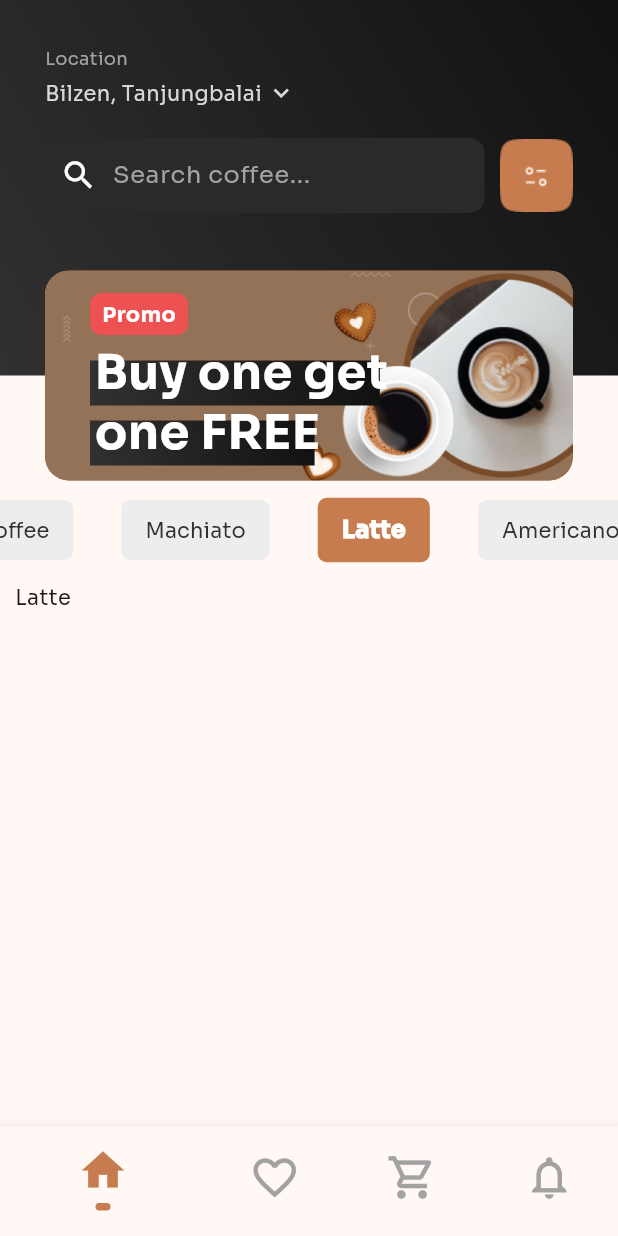
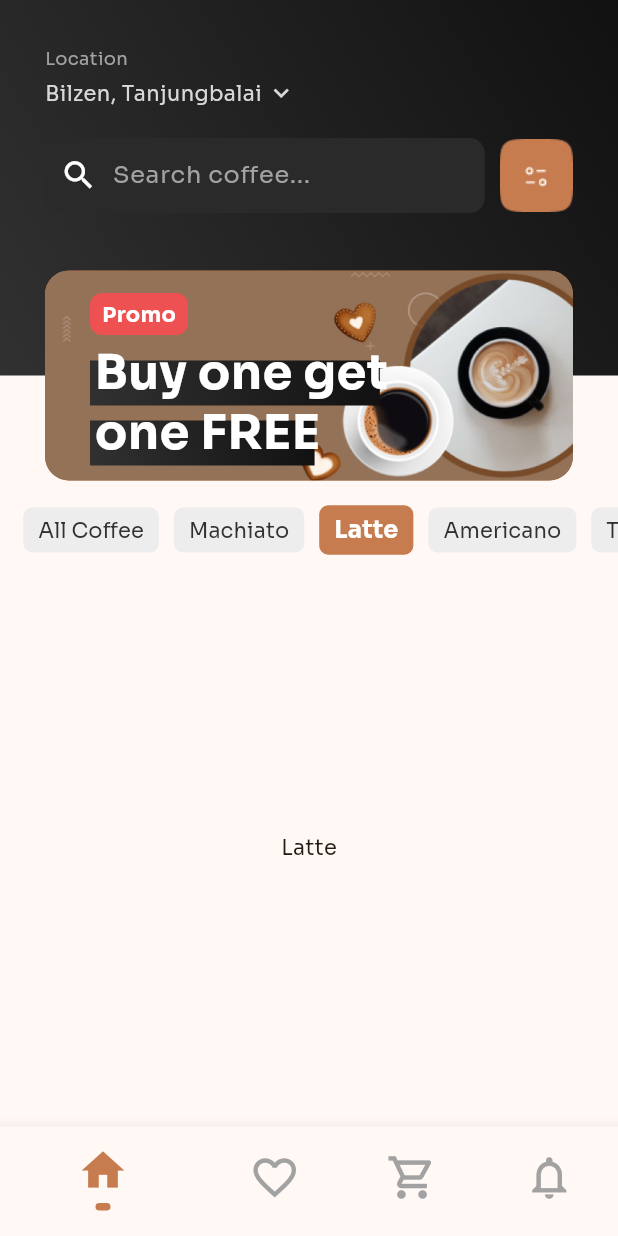
Before and after one commit to rizasghari/coffeeshop_flutter, a Flutter app: the AppWrapperScreen screen opened directly, tab 3 chosen, on a phone screen of 412 x 824 dp. Run offline on Flutter 3.47's test engine with Material 3 defaults, Android fonts, the phone set to English and light mode, and no system bars; generated files the repository leaves out were written again.

Commit message:
Home page tabbar and tabbarview improved

```diff
--- a/lib/screens/home_screen.dart
+++ b/lib/screens/home_screen.dart
@@ -1,4 +1,5 @@
 import 'package:coffee_shop_flutter/mock_data.dart';
+import 'package:flutter/cupertino.dart';
 import 'package:flutter/material.dart';
 import '../ui/colors.dart';
 import '../ui/gradients.dart';
@@ -14,16 +15,16 @@ class HomeScreen extends StatefulWidget {
 class _HomeScreenState extends State<HomeScreen>
     with SingleTickerProviderStateMixin {
   final TextEditingController _searchController = TextEditingController();
-  late TabController tabController;
+  late TabController _tabController;
 
   @override
   void initState() {
-    tabController = TabController(
+    _tabController = TabController(
         length: Category.getSampleCategories().length,
         initialIndex: 0,
         animationDuration: const Duration(milliseconds: 300),
         vsync: this);
-    tabController.addListener(() {
+    _tabController.addListener(() {
       setState(() {});
     });
     super.initState();
@@ -279,14 +280,17 @@ class _HomeScreenState extends State<HomeScreen>
       padding: const EdgeInsets.only(top: 80.0, left: 0.0, right: 0.0),
       child: Column(
         children: [
-          TabBar(
-            controller: tabController,
+          _tabs(),
+          _tabContent(),
+        ],
+      ),
+    );
+  }
+
+  Widget _tabs() {
+    return TabBar(
+      controller: _tabController,
       isScrollable: true,
-            labelStyle: const TextStyle(
-              fontSize: 14.0,
-              fontWeight: FontWeight.w700,
-            ),
-            labelColor: white,
       indicator: const UnderlineTabIndicator(
         borderSide: BorderSide(
           width: 0.0,
@@ -294,40 +298,26 @@ class _HomeScreenState extends State<HomeScreen>
         ),
       ),
       dividerColor: Colors.transparent,
-            padding: EdgeInsets.zero,
+      labelPadding: const EdgeInsets.only(left: 0, right: 10),
       overlayColor: WidgetStateProperty.all(Colors.transparent),
       tabs: List.generate(
         Category.getSampleCategories().length,
-              (index) => _customTab(index, tabController.index),
+        (index) => _customTab(index, _tabController.index),
       ),
-          ),
-          Expanded(
+    );
+  }
+
+  Widget _tabContent() {
+    return Expanded(
       child: Padding(
         padding: const EdgeInsets.all(10),
         child: TabBarView(
-                controller: tabController,
-                children: [
-                  Text(
-                      Category.getSampleCategories()[tabController.index].name),
-                  Text(
-                      Category.getSampleCategories()[tabController.index].name),
-                  Text(
-                      Category.getSampleCategories()[tabController.index].name),
-                  Text(
-                      Category.getSampleCategories()[tabController.index].name),
-                  Text(
-                      Category.getSampleCategories()[tabController.index].name),
-                  Text(
-                      Category.getSampleCategories()[tabController.index].name),
-                  Text(
-                      Category.getSampleCategories()[tabController.index].name),
-                  Text(
-                      Category.getSampleCategories()[tabController.index].name),
-                ],
+          controller: _tabController,
+          viewportFraction: 1.0,
+          children: Category.getSampleCategories()
+              .map((tab) => Center(child: Text(tab.name)))
+              .toList(),
         ),
-            ),
-          ),
-        ],
       ),
     );
   }
@@ -338,19 +328,24 @@ class _HomeScreenState extends State<HomeScreen>
       child: Container(
         decoration: BoxDecoration(
           color: isSelected ? brownNormal : unselectedTabBg,
-          // Selected has red, unselected has grey
           borderRadius: BorderRadius.circular(6),
         ),
-        padding: const EdgeInsets.symmetric(vertical: 10, horizontal: 16),
+        padding: const EdgeInsets.symmetric(vertical: 5, horizontal: 10),
         child: Text(
           Category.getSampleCategories()[index].name,
           style: TextStyle(
             color: isSelected ? white : darkGradientEnd,
             fontSize: isSelected ? 16 : 14,
-            fontWeight: isSelected ? FontWeight.w900 : FontWeight.normal,
+            fontWeight: isSelected ? FontWeight.w800 : FontWeight.normal,
           ),
         ),
       ),
     );
   }
+
+  @override
+  void dispose() {
+    _tabController.dispose();
+    super.dispose();
   }
+}
```
Lines whose indentation alone changed are shown as unchanged.
